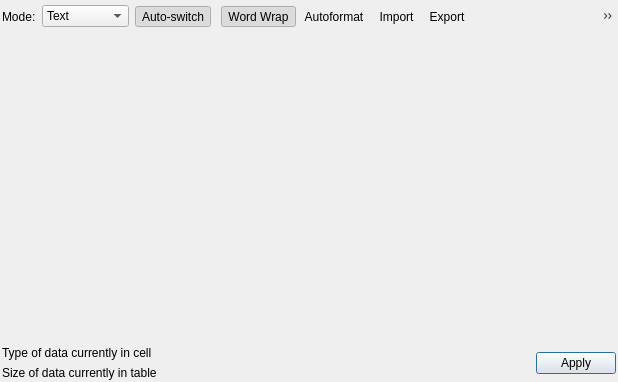
Above: src/EditDialog.ui from sqlitebrowser/sqlitebrowser before the change. Below: the same form after it.
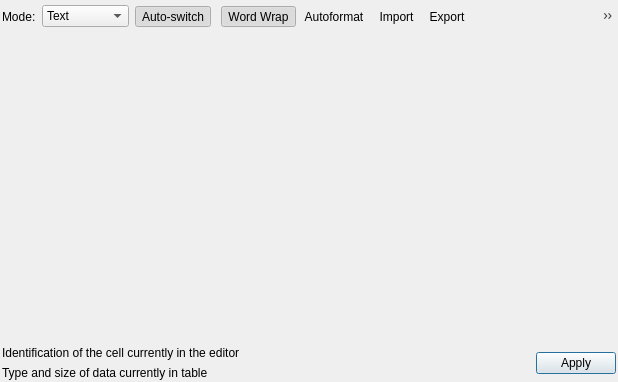
That is the form after the change. Icons and pictures are not drawn.

Commit message:
Edit Database Cell: fixed potential for data loss and better feedback
Remaining detected case for a potential data loss in the cell editor have
been fixed:
- Switching to another main tab.
- Start a filter.

In both cases a dialog for saving or discarding is open.

Additionally, the cell editor shows the cell coordinates currently open.
And the NULL text in margin is reset when the user types in the editor.

See issue #2488

What changed in the file:
```diff
--- a/src/EditDialog.ui
+++ b/src/EditDialog.ui
@@ -228,7 +228,7 @@
           </size>
          </property>
          <property name="text">
-          <string>Type of data currently in cell</string>
+          <string>Identification of the cell currently in the editor</string>
          </property>
          <property name="wordWrap">
           <bool>true</bool>
@@ -250,7 +250,7 @@
           </size>
          </property>
          <property name="text">
-          <string>Size of data currently in table</string>
+          <string>Type and size of data currently in table</string>
          </property>
          <property name="textFormat">
           <enum>Qt::PlainText</enum>
```
Left out of the diff: 4 changed lines with no effect on the pictures. The commit also changes 9 other files.
